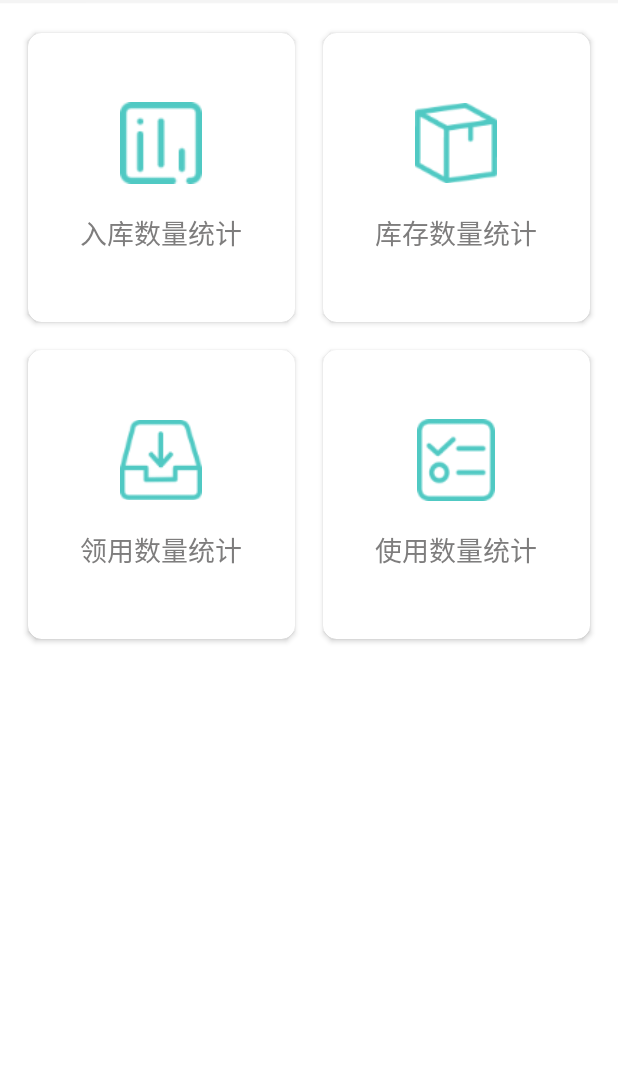
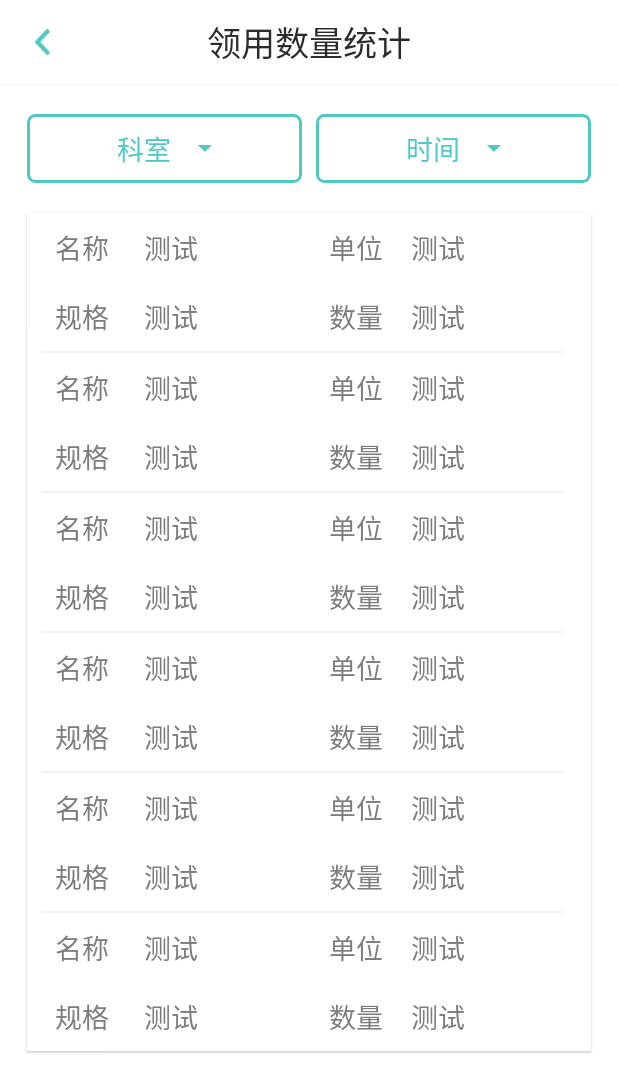
Before and after one commit to override-young/Medical, an Android app: the fragment CountFragment shown on its own in the app's theme, after a tap on "领用数量统计", on a phone screen of 412 x 824 dp. Shown: the top 1092 px of the screen. Run offline under Robolectric (Android 15) with nearby library versions, the phone set to English and light mode, and no system bars; our stand-ins replace ButterKnife, CircleImageView; pictures from the network do not load; 1 statement that could not run was skipped.

Commit message:
领用数量统计界面及其Adapter

```diff
--- /dev/null
+++ b/allenframe/src/main/res/drawable/frame_input_color_bg.xml
@@ -0,0 +1,16 @@
+<?xml version="1.0" encoding="utf-8"?>
+<shape xmlns:android="http://schemas.android.com/apk/res/android"
+    android:shape="rectangle">
+    <corners
+        android:topLeftRadius="@dimen/btn_radius"
+        android:topRightRadius="@dimen/btn_radius"
+        android:bottomLeftRadius="@dimen/btn_radius"
+        android:bottomRightRadius="@dimen/btn_radius"
+        />
+	<stroke
+		android:width="@dimen/frame_two_distance"
+		android:color="@color/frame_default_color" />
+	<solid
+	    android:color="@color/text_white_color"
+	    />
+</shape>
--- a/app/src/main/AndroidManifest.xml
+++ b/app/src/main/AndroidManifest.xml
@@ -45,6 +45,12 @@
             android:screenOrientation="portrait" />
         <activity android:name=".ContractDetailsActivity"
             android:screenOrientation="portrait" />
+        <!--统计 start-->
+        <activity
+            android:name=".count.CountLyActivity"
+            android:screenOrientation="portrait" />
+
+        <!--统计 end-->
     </application>
 
 </manifest>
--- /dev/null
+++ b/app/src/main/java/cn/allen/medical/adapter/TjAdapter.java
@@ -0,0 +1,69 @@
+package cn.allen.medical.adapter;
+
+import android.support.annotation.NonNull;
+import android.support.v7.widget.AppCompatTextView;
+import android.support.v7.widget.RecyclerView;
+import android.view.LayoutInflater;
+import android.view.View;
+import android.view.ViewGroup;
+
+import java.util.List;
+
+import cn.allen.medical.R;
+import cn.allen.medical.entry.SysltjEntity;
+
+public class TjAdapter extends RecyclerView.Adapter {
+
+    private List<SysltjEntity> list;
+    public TjAdapter() {
+    }
+    public void setData(List<SysltjEntity> list){
+        this.list = list;
+        notifyDataSetChanged();
+    }
+    @NonNull
+    @Override
+    public RecyclerView.ViewHolder onCreateViewHolder(@NonNull ViewGroup viewGroup, int i) {
+        View v = LayoutInflater.from(viewGroup.getContext())
+                    .inflate(R.layout.count_item_layout, viewGroup, false);
+        v.setLayoutParams(new ViewGroup
+                .LayoutParams(ViewGroup.LayoutParams.MATCH_PARENT,
+                ViewGroup.LayoutParams.WRAP_CONTENT));
+        return new ObjectHolder(v);
+
+    }
+
+    @Override
+    public void onBindViewHolder(@NonNull RecyclerView.ViewHolder viewHolder, int i) {
+        ObjectHolder holder = (ObjectHolder) viewHolder;
+        holder.bind(list.get(i),i);
+    }
+
+    @Override
+    public int getItemCount() {
+        return list==null?0:list.size();
+    }
+
+    class ObjectHolder extends RecyclerView.ViewHolder{
+
+        private AppCompatTextView name,units,spec,quantity;
+        private View v;
+        public ObjectHolder(@NonNull View itemView) {
+            super(itemView);
+            name = itemView.findViewById(R.id.count_item_name);
+            units = itemView.findViewById(R.id.count_item_units);
+            spec = itemView.findViewById(R.id.count_item_spec);
+            quantity = itemView.findViewById(R.id.count_item_quantity);
+            v = itemView.findViewById(R.id.count_item_line);
+        }
+        public void bind(SysltjEntity menu,int index){
+            if(menu!=null){
+                v.setVisibility(index==0?View.GONE:View.VISIBLE);
+                name.setText("测试");
+                units.setText("测试");
+                spec.setText("测试");
+                quantity.setText("测试");
+            }
+        }
+    }
+}
--- a/app/src/main/java/cn/allen/medical/count/CountFragment.java
+++ b/app/src/main/java/cn/allen/medical/count/CountFragment.java
@@ -1,6 +1,7 @@
 package cn.allen.medical.count;
 
 import android.annotation.SuppressLint;
+import android.content.Intent;
 import android.os.Bundle;
 import android.os.Handler;
 import android.os.Message;
@@ -63,6 +64,17 @@ public class CountFragment extends Fragment {
         adapter.setItemClickListener(new OnAllenItemClickListener<MeMenu>() {
             @Override
             public void onItemClick(MeMenu menu) {
+                switch (menu.getId()){
+                    case "1":
+                        break;
+                    case "2":
+                        break;
+                    case "3":
+                        startActivity(new Intent(getActivity(),CountLyActivity.class));
+                        break;
+                    case "4":
+                        break;
+                }
             }
         });
     }
@@ -72,10 +84,10 @@ public class CountFragment extends Fragment {
             @Override
             public void run() {
                 list = new ArrayList<>();
-                list.add(new MeMenu("","入库数量统计",0,R.mipmap.count_rk));
-                list.add(new MeMenu("","库存数量统计",0,R.mipmap.count_kcsl));
-                list.add(new MeMenu("","领用数量统计",0,R.mipmap.count_ly));
-                list.add(new MeMenu("","使用数量统计",0,R.mipmap.count_sy));
+                list.add(new MeMenu("1","入库数量统计",0,R.mipmap.count_rk));
+                list.add(new MeMenu("2","库存数量统计",0,R.mipmap.count_kcsl));
+                list.add(new MeMenu("3","领用数量统计",0,R.mipmap.count_ly));
+                list.add(new MeMenu("4","使用数量统计",0,R.mipmap.count_sy));
                 handler.sendEmptyMessage(0);
             }
         }).start();
--- /dev/null
+++ b/app/src/main/java/cn/allen/medical/count/CountLyActivity.java
@@ -0,0 +1,121 @@
+package cn.allen.medical.count;
+
+import android.annotation.SuppressLint;
+import android.os.Bundle;
+import android.os.Handler;
+import android.os.Message;
+import android.support.annotation.Nullable;
+import android.support.v7.widget.AppCompatTextView;
+import android.support.v7.widget.LinearLayoutManager;
+import android.support.v7.widget.RecyclerView;
+import android.support.v7.widget.Toolbar;
+import android.view.View;
+
+import java.util.ArrayList;
+import java.util.List;
+
+import allen.frame.ActivityHelper;
+import allen.frame.AllenBaseActivity;
+import allen.frame.widget.MaterialRefreshLayout;
+import butterknife.BindView;
+import butterknife.ButterKnife;
+import butterknife.OnClick;
+import cn.allen.medical.R;
+import cn.allen.medical.adapter.TjAdapter;
+import cn.allen.medical.entry.SysltjEntity;
+
+public class CountLyActivity extends AllenBaseActivity {
+    @BindView(R.id.toolbar)
+    Toolbar bar;
+    @BindView(R.id.rv)
+    RecyclerView rv;
+    @BindView(R.id.mater)
+    MaterialRefreshLayout mater;
+    @BindView(R.id.ly_ks)
+    AppCompatTextView lyKs;
+    @BindView(R.id.ly_date)
+    AppCompatTextView lyDate;
+    private TjAdapter adapter;
+    private List<SysltjEntity> list;
+
+    @Override
+    protected boolean isStatusBarColorWhite() {
+        return true;
+    }
+
+    @Override
+    protected int getLayoutResID() {
+        return R.layout.count_ly_layout;
+    }
+
+    @Override
+    protected void initBar() {
+        ButterKnife.bind(this);
+        actHelper.setToolbarTitleCenter(bar, "领用数量统计");
+        setSupportActionBar(bar);
+        getSupportActionBar().setDisplayHomeAsUpEnabled(true);
+    }
+
+    @Override
+    protected void initUI(@Nullable Bundle savedInstanceState) {
+        actHelper.setLoadUi(ActivityHelper.PROGRESS_STATE_START, "");
+        adapter = new TjAdapter();
+        LinearLayoutManager manager = new LinearLayoutManager(context);
+        manager.setOrientation(LinearLayoutManager.VERTICAL);
+        rv.setLayoutManager(manager);
+        rv.setAdapter(adapter);
+        loadData();
+    }
+
+    @Override
+    protected void addEvent() {
+        bar.setNavigationOnClickListener(new View.OnClickListener() {
+            @Override
+            public void onClick(View v) {
+                finish();
+            }
+        });
+    }
+
+    private void loadData() {
+        new Thread(new Runnable() {
+            @Override
+            public void run() {
+                list = new ArrayList<>();
+                list.add(new SysltjEntity());
+                list.add(new SysltjEntity());
+                list.add(new SysltjEntity());
+                list.add(new SysltjEntity());
+                list.add(new SysltjEntity());
+                list.add(new SysltjEntity());
+                handler.sendEmptyMessage(0);
+            }
+        }).start();
+    }
+
+    @SuppressLint("HandlerLeak")
+    private Handler handler = new Handler() {
+        @Override
+        public void handleMessage(Message msg) {
+            switch (msg.what) {
+                case 0:
+                    actHelper.setLoadUi(ActivityHelper.PROGRESS_STATE_SUCCES, "");
+                    adapter.setData(list);
+                    break;
+            }
+        }
+    };
+
+    @OnClick({R.id.ly_ks, R.id.ly_date})
+    public void onViewClicked(View view) {
+        if(actHelper.isFastClick()){
+            return;
+        }
+        switch (view.getId()) {
+            case R.id.ly_ks:
+                break;
+            case R.id.ly_date:
+                break;
+        }
+    }
+}
--- /dev/null
+++ b/app/src/main/res/layout/count_item_layout.xml
@@ -0,0 +1,105 @@
+<?xml version="1.0" encoding="utf-8"?>
+<android.support.v7.widget.LinearLayoutCompat
+    xmlns:android="http://schemas.android.com/apk/res/android" android:layout_width="match_parent"
+    android:layout_height="wrap_content"
+    android:orientation="vertical">
+    <View
+        android:id="@+id/count_item_line"
+        android:layout_width="match_parent"
+        android:layout_height="1dp"
+        android:background="@color/light_gray"
+        android:layout_marginStart="@dimen/frame_eight_distance"
+        android:layout_marginEnd="@dimen/frame_edge_distance"/>
+    <android.support.v7.widget.LinearLayoutCompat
+        android:layout_width="match_parent"
+        android:layout_height="wrap_content"
+        android:orientation="horizontal"
+        android:gravity="center"
+        android:paddingStart="@dimen/frame_eight_distance"
+        android:paddingEnd="@dimen/frame_eight_distance">
+
+        <android.support.v7.widget.AppCompatTextView
+            android:layout_width="0dp"
+            android:layout_height="wrap_content"
+            android:layout_weight="1"
+            android:gravity="start"
+            android:padding="@dimen/frame_eight_distance"
+            android:text="@string/count_name"
+            android:textColor="@color/text_gray_color"
+            android:textSize="@dimen/frame_text_normal_size" />
+        <android.support.v7.widget.AppCompatTextView
+            android:id="@+id/count_item_name"
+            android:layout_width="0dp"
+            android:layout_height="wrap_content"
+            android:layout_weight="2"
+            android:textColor="@color/text_gray_color"
+            android:textSize="@dimen/frame_text_normal_size"
+            android:gravity="start"
+            android:padding="@dimen/frame_eight_distance"/>
+
+        <android.support.v7.widget.AppCompatTextView
+            android:layout_width="0dp"
+            android:layout_height="wrap_content"
+            android:layout_weight="1"
+            android:gravity="end"
+            android:padding="@dimen/frame_eight_distance"
+            android:text="@string/count_units"
+            android:textColor="@color/text_gray_color"
+            android:textSize="@dimen/frame_text_normal_size" />
+        <android.support.v7.widget.AppCompatTextView
+            android:id="@+id/count_item_units"
+            android:layout_width="0dp"
+            android:layout_height="wrap_content"
+            android:layout_weight="2"
+            android:textColor="@color/text_gray_color"
+            android:textSize="@dimen/frame_text_normal_size"
+            android:gravity="start"
+            android:padding="@dimen/frame_eight_distance"/>
+    </android.support.v7.widget.LinearLayoutCompat>
+    <android.support.v7.widget.LinearLayoutCompat
+        android:layout_width="match_parent"
+        android:layout_height="wrap_content"
+        android:orientation="horizontal"
+        android:gravity="center"
+        android:paddingStart="@dimen/frame_eight_distance"
+        android:paddingEnd="@dimen/frame_eight_distance">
+
+        <android.support.v7.widget.AppCompatTextView
+            android:layout_width="0dp"
+            android:layout_height="wrap_content"
+            android:layout_weight="1"
+            android:gravity="start"
+            android:padding="@dimen/frame_eight_distance"
+            android:text="@string/count_spec"
+            android:textColor="@color/text_gray_color"
+            android:textSize="@dimen/frame_text_normal_size" />
+        <android.support.v7.widget.AppCompatTextView
+            android:id="@+id/count_item_spec"
+            android:layout_width="0dp"
+            android:layout_height="wrap_content"
+            android:layout_weight="2"
+            android:textColor="@color/text_gray_color"
+            android:textSize="@dimen/frame_text_normal_size"
+            android:gravity="start"
+            android:padding="@dimen/frame_eight_distance"/>
+
+        <android.support.v7.widget.AppCompatTextView
+            android:layout_width="0dp"
+            android:layout_height="wrap_content"
+            android:layout_weight="1"
+            android:gravity="end"
+            android:padding="@dimen/frame_eight_distance"
+            android:text="@string/count_quantity"
+            android:textColor="@color/text_gray_color"
+            android:textSize="@dimen/frame_text_normal_size" />
+        <android.support.v7.widget.AppCompatTextView
+            android:id="@+id/count_item_quantity"
+            android:layout_width="0dp"
+            android:layout_height="wrap_content"
+            android:layout_weight="2"
+            android:textColor="@color/text_gray_color"
+            android:textSize="@dimen/frame_text_normal_size"
+            android:gravity="start"
+            android:padding="@dimen/frame_eight_distance"/>
+    </android.support.v7.widget.LinearLayoutCompat>
+</android.support.v7.widget.LinearLayoutCompat>
--- /dev/null
+++ b/app/src/main/res/layout/count_ly_layout.xml
@@ -0,0 +1,77 @@
+<?xml version="1.0" encoding="utf-8"?>
+<android.support.v7.widget.LinearLayoutCompat xmlns:android="http://schemas.android.com/apk/res/android"
+    android:layout_width="match_parent"
+    android:layout_height="match_parent"
+    xmlns:app="http://schemas.android.com/apk/res-auto"
+    android:orientation="vertical">
+    <include layout="@layout/alen_toolbar_layout"/>
+    <android.support.v7.widget.LinearLayoutCompat
+        android:layout_width="match_parent"
+        android:layout_height="wrap_content"
+        android:orientation="horizontal"
+        android:gravity="center"
+        android:padding="@dimen/frame_edge_distance">
+        <android.support.v7.widget.LinearLayoutCompat
+            android:layout_width="0dp"
+            android:layout_weight="1"
+            android:layout_height="wrap_content"
+            android:gravity="center"
+            android:background="@drawable/frame_input_color_bg">
+            <android.support.v7.widget.AppCompatTextView
+                android:id="@+id/ly_ks"
+                android:layout_width="wrap_content"
+                android:layout_height="wrap_content"
+                android:drawableEnd="@mipmap/ic_choice"
+                android:drawablePadding="@dimen/frame_edge_distance"
+                android:padding="@dimen/frame_eight_distance"
+                android:gravity="center"
+                android:singleLine="true"
+                android:textColor="@color/frame_default_color"
+                android:textColorHint="@color/frame_default_color"
+                android:textSize="@dimen/frame_text_normal_size"
+                android:hint="@string/choice_ks_hint" />
+        </android.support.v7.widget.LinearLayoutCompat>
+        <android.support.v7.widget.LinearLayoutCompat
+            android:layout_width="0dp"
+            android:layout_weight="1"
+            android:layout_height="wrap_content"
+            android:gravity="center"
+            android:background="@drawable/frame_input_color_bg"
+            android:layout_marginStart="@dimen/frame_eight_distance">
+            <android.support.v7.widget.AppCompatTextView
+                android:id="@+id/ly_date"
+                android:layout_width="wrap_content"
+                android:layout_height="wrap_content"
+                android:drawableEnd="@mipmap/ic_choice"
+                android:drawablePadding="@dimen/frame_edge_distance"
+                android:padding="@dimen/frame_eight_distance"
+                android:gravity="center"
+                android:singleLine="true"
+                android:textColor="@color/frame_default_color"
+                android:textColorHint="@color/frame_default_color"
+                android:textSize="@dimen/frame_text_normal_size"
+                android:hint="@string/choice_date_hint" />
+        </android.support.v7.widget.LinearLayoutCompat>
+    </android.support.v7.widget.LinearLayoutCompat>
+    <include layout="@layout/alen_progress_layout"/>
+    <allen.frame.widget.MaterialRefreshLayout
+        android:id="@+id/mater"
+        android:layout_width="match_parent"
+        android:layout_height="match_parent"
+        app:overlay="false"
+        app:progress_backgroud_color="@android:color/white"
+        app:refresh_style="normal"
+        app:wave_show="true">
+        <android.support.v7.widget.RecyclerView
+            android:id="@+id/rv"
+            android:layout_width="match_parent"
+            android:layout_height="wrap_content"
+            android:background="@android:color/white"
+            android:layout_marginStart="@dimen/frame_edge_distance"
+            android:layout_marginEnd="@dimen/frame_edge_distance"
+            android:layout_marginTop="@dimen/frame_two_distance"
+            android:layout_marginBottom="@dimen/frame_two_distance"
+            android:elevation="1dp">
+        </android.support.v7.widget.RecyclerView>
+    </allen.frame.widget.MaterialRefreshLayout>
+</android.support.v7.widget.LinearLayoutCompat>
--- a/app/src/main/res/values/strings.xml
+++ b/app/src/main/res/values/strings.xml
@@ -30,6 +30,14 @@
     <string name="user_xg_psw">修改密码</string>
     <string name="user_about_us">关于我们</string>
     <string name="user_exit">退出登录</string>
+    <string name="choice_ks_hint">科室</string>
+    <string name="choice_date_hint">时间</string>
+    <!--统计start-->
+    <string name="count_name">名称</string>
+    <string name="count_units">单位</string>
+    <string name="count_spec">规格</string>
+    <string name="count_quantity">数量</string>
+    <!--统计end-->
 
 
 </resources>
```
Also changed, not shown: app/src/main/res/mipmap-hdpi/ic_choice.png (added).
